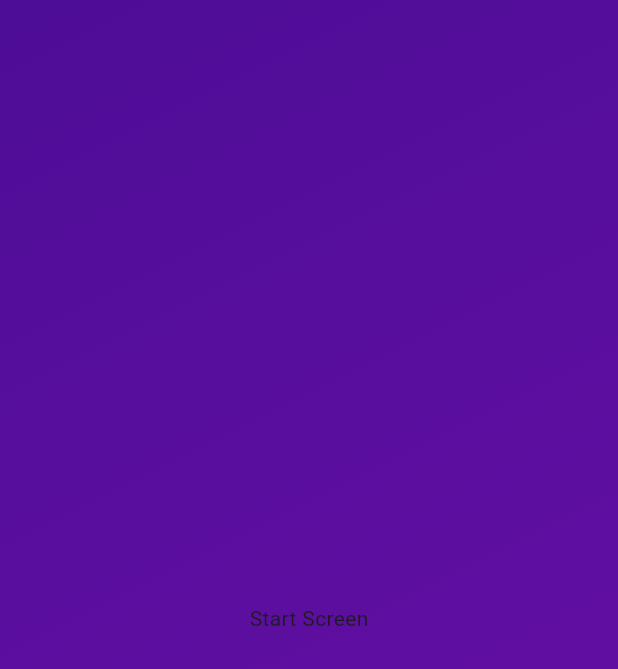
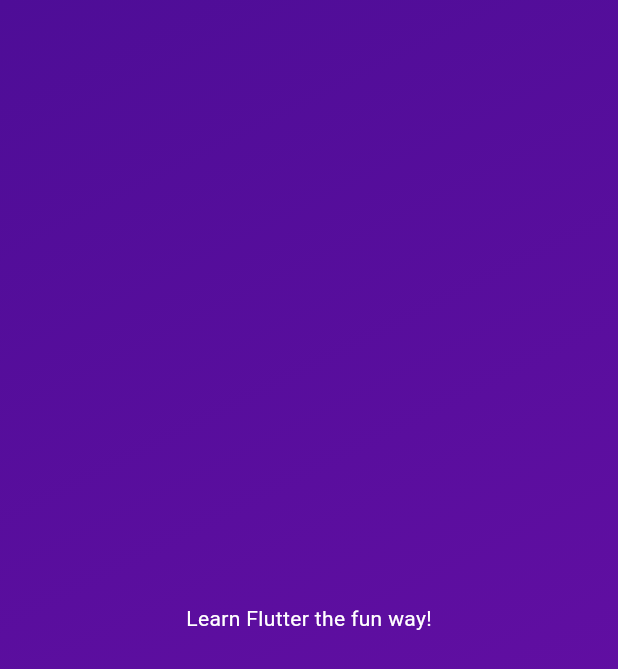
Before and after one commit to Avinash174/Quiz-App, a Flutter app: the screen it shows after launch, on a phone screen of 412 x 824 dp. Shown: the top 669 px of the screen. Run offline on Flutter 3.47's test engine with Material 3 defaults, Android fonts, the phone set to English and light mode, and no system bars.

Commit message:
new changes

```diff
--- a/lib/start_screen.dart
+++ b/lib/start_screen.dart
@@ -6,7 +6,12 @@ class StartScreen extends StatelessWidget {
   @override
   Widget build(BuildContext context) {
     return Center(
-      child: Text('Start Screen'),
+      child: Text(
+        'Learn Flutter the fun way!',
+        style: TextStyle(
+          color: Colors.white,
+        ),
+      ),
     );
   }
 }
```
